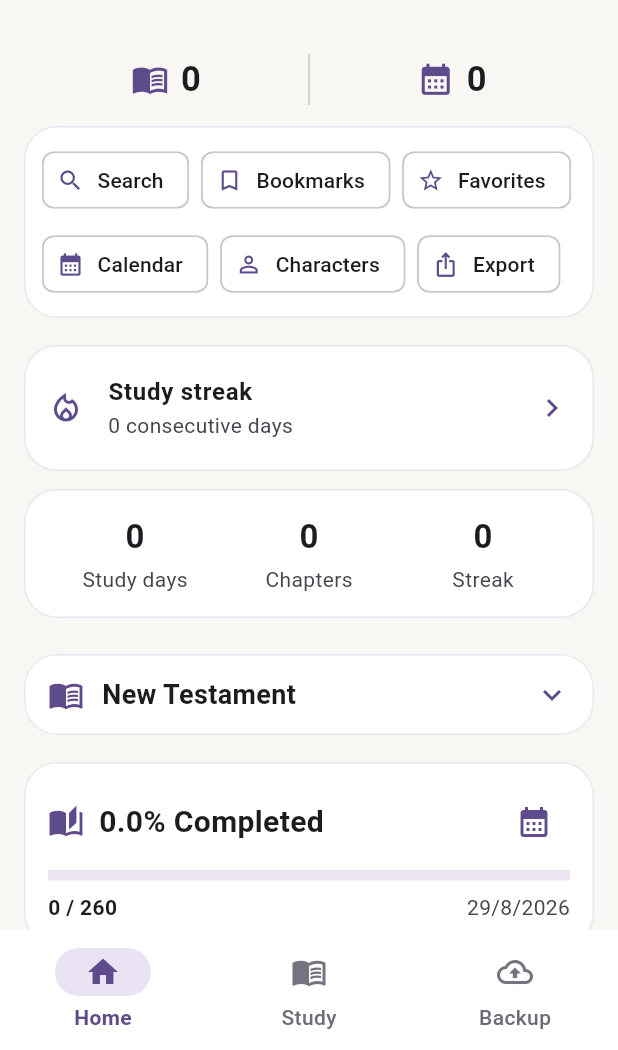
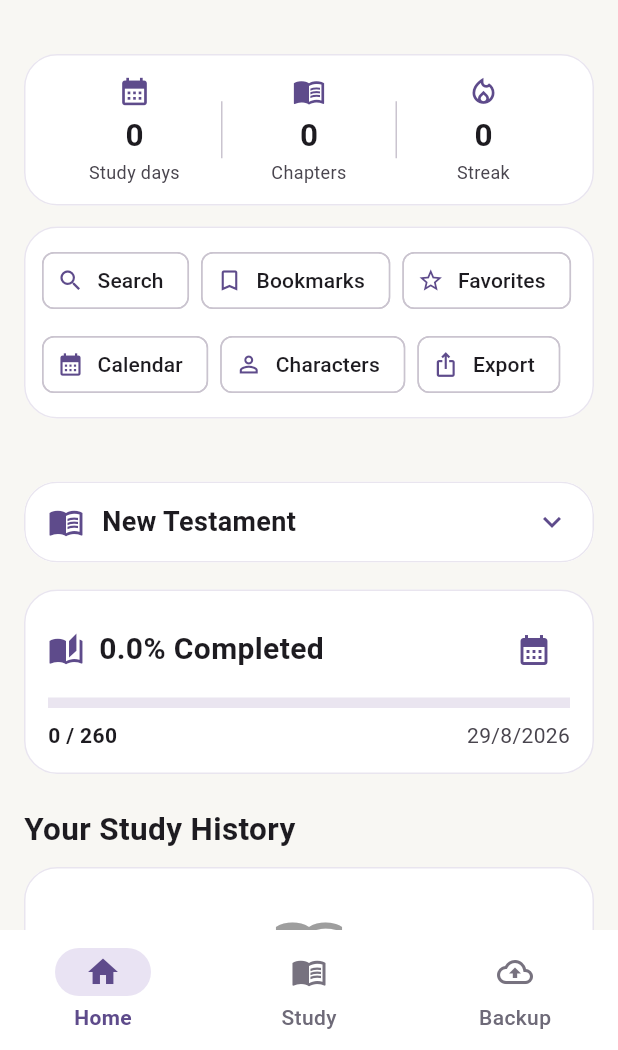
Before and after one commit to bitaniya1267/everyday-bible-study, a Flutter app: the screen it shows after launch, on a phone screen of 412 x 824 dp, the part 186-1236 px from its top. Run offline on Flutter 3.47's test engine with Material 3 defaults, Android fonts, the phone set to English and light mode, and no system bars; our stand-ins replace shared_preferences; missing offline and left inert: flutter_quill.

Commit message:
Refactor _TopProgressItem and update UI layout
Refactor _TopProgressItem to include a label and change layout to column. Update UI components for better organization and readability.

```diff
--- a/lib/main.dart
+++ b/lib/main.dart
@@ -1392,32 +1392,52 @@
             delegate:
                 SliverChildListDelegate(
               [
-                Row(
+                Card(
+                  child: Padding(
+                    padding: const EdgeInsets.symmetric(
+                      horizontal: 16,
+                      vertical: 14,
+                    ),
+                    child: Row(
                       children: [
+                        Expanded(
+                          child: _TopProgressItem(
+                            icon: Icons.calendar_month,
+                            value: '$studyDays',
+                            label: 'Study days',
+                          ),
+                        ),
+                        Container(
+                          height: 38,
+                          width: 1,
+                          color: Theme.of(context)
+                              .colorScheme
+                              .outlineVariant,
+                        ),
                         Expanded(
                           child: _TopProgressItem(
                             icon: Icons.menu_book,
                             value: '$studyChapterCount',
+                            label: 'Chapters',
                           ),
                         ),
                         Container(
-                      height: 34,
+                          height: 38,
                           width: 1,
-                      color: Theme.of(
-                        context,
-                      )
+                          color: Theme.of(context)
                               .colorScheme
                               .outlineVariant,
                         ),
                         Expanded(
                           child: _TopProgressItem(
-                        icon:
-                            Icons.calendar_month,
-                        value:
-                            '$studyDays',
+                            icon: Icons.local_fire_department_outlined,
+                            value: '${calculateStudyStreak(widget.days)}',
+                            label: 'Streak',
                           ),
                         ),
                       ],
+                    ),
+                  ),
                 ),
                 const SizedBox(height: 14),
                 _DashboardQuickActions(
@@ -1430,28 +1450,6 @@
                   onExport: () => _showStudyExport(context),
                 ),
                 const SizedBox(height: 18),
-                Card(
-                  child: ListTile(
-                    leading: const Icon(Icons.local_fire_department_outlined),
-                    title: const Text('Study streak', style: TextStyle(fontWeight: FontWeight.w700)),
-                    subtitle: Text('${calculateStudyStreak(widget.days)} consecutive day${calculateStudyStreak(widget.days) == 1 ? '' : 's'}'),
-                    trailing: const Icon(Icons.chevron_right),
-                    onTap: () => Navigator.of(context).push(MaterialPageRoute(builder: (_) => StudyCalendarScreen(days: widget.days))),
-                  ),
-                ),
-                const SizedBox(height: 12),
-                Card(
-                  child: Padding(
-                    padding: const EdgeInsets.all(16),
-                    child: Row(
-                      children: [
-                        Expanded(child: _StatMini(label: 'Study days', value: '$studyDays')),
-                        Expanded(child: _StatMini(label: 'Chapters', value: '$studyChapterCount')),
-                        Expanded(child: _StatMini(label: 'Streak', value: '${calculateStudyStreak(widget.days)}')),
-                      ],
-                    ),
-                  ),
-                ),
                 const SizedBox(height: 12),
                 if (sorted.isNotEmpty)
                   Card(
@@ -1979,32 +1977,40 @@
     extends StatelessWidget {
   final IconData icon;
   final String value;
+  final String label;
 
   const _TopProgressItem({
     required this.icon,
     required this.value,
+    required this.label,
   });
 
   @override
   Widget build(BuildContext context) {
-    return Row(
-      mainAxisAlignment:
-          MainAxisAlignment.center,
+    return Column(
+      mainAxisSize: MainAxisSize.min,
       children: [
         Icon(
           icon,
-          size: 25,
-        ),
-        const SizedBox(
-          width: 8,
-        ),
+          size: 22,
+        ),
+        const SizedBox(height: 3),
         Text(
           value,
-          style:
-              const TextStyle(
-            fontSize: 23,
-            fontWeight:
-                FontWeight.bold,
+          style: const TextStyle(
+            fontSize: 21,
+            fontWeight: FontWeight.bold,
+          ),
+        ),
+        const SizedBox(height: 1),
+        Text(
+          label,
+          textAlign: TextAlign.center,
+          style: TextStyle(
+            fontSize: 12,
+            color: Theme.of(context)
+                .colorScheme
+                .onSurfaceVariant,
           ),
         ),
       ],
```
Lines whose indentation alone changed are shown as unchanged.
